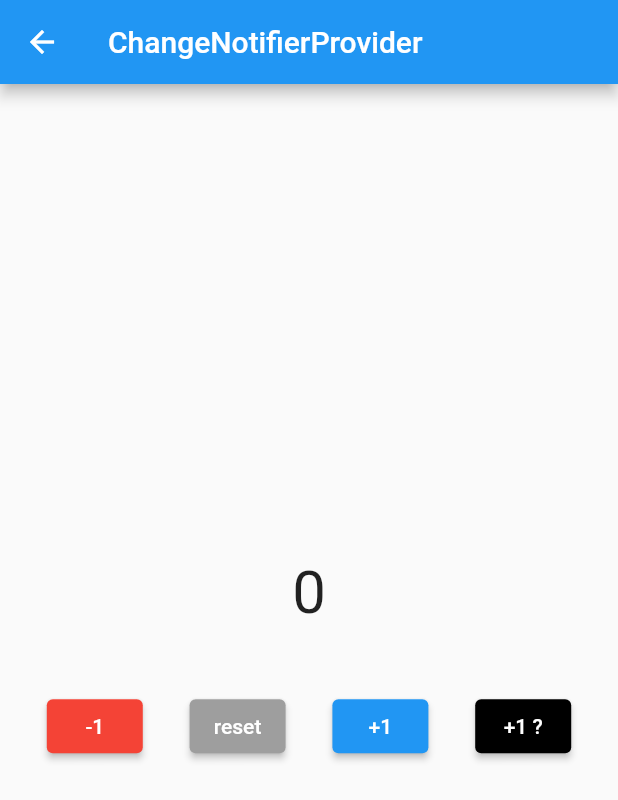
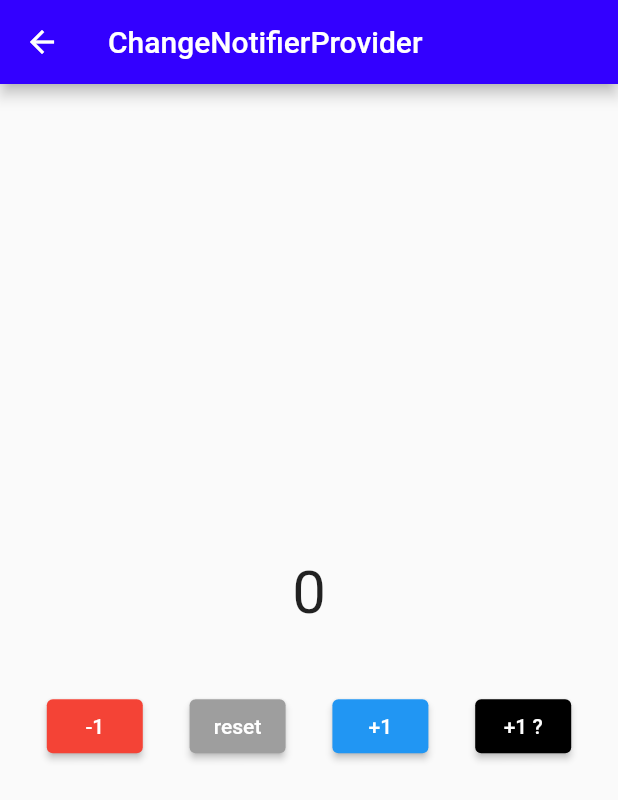
Before and after one commit to kurogoma-flutter/riverpod_demo, a Flutter app: the screen it shows after launch, after a tap on "ChangeNotifierProvider", on a phone screen of 412 x 824 dp. Shown: the top 800 px of the screen. Run offline on Flutter 3.47's test engine with Material 2 defaults, Android fonts, the phone set to English and light mode, and no system bars; our stand-ins replace cloud_firestore, firebase_core, flutter_riverpod; missing offline and left inert: cloud_firestore_web, firebase_core_web; accounts and stored records are empty; generated files the repository leaves out were written again; network calls fail.

Commit message:
theme設定

```diff
--- a/lib/main.dart
+++ b/lib/main.dart
@@ -7,6 +7,23 @@ import 'package:riverpod_demo/future/todo_future_page.dart';
 import 'change_notifier/counter_page.dart';
 import 'firebase_options.dart';
 import 'stream/todo_stream_page.dart';
+
+// primarySwatchをカスタムしたい場合
+const MaterialColor customSwatch = MaterialColor(
+  0xFF3300FF,
+  <int, Color>{
+    50: Color(0xFF3300FF),
+    100: Color(0xFF3300FF),
+    200: Color(0xFF3300FF),
+    300: Color(0xFF3300FF),
+    400: Color(0xFF3300FF),
+    500: Color(0xFF3300FF),
+    600: Color(0xFF3300FF),
+    700: Color(0xFF3300FF),
+    800: Color(0xFF3300FF),
+    900: Color(0xFF3300FF),
+  },
+);
 
 Future<void> main() async {
   WidgetsFlutterBinding.ensureInitialized();
@@ -25,7 +42,7 @@ class MyApp extends StatelessWidget {
     return MaterialApp(
       title: 'Flutter Demo',
       theme: ThemeData(
-        primarySwatch: Colors.blue,
+        primarySwatch: customSwatch,
       ),
       home: const MyHomePage(title: 'Flutter Demo Home Page'),
     );
@@ -44,14 +61,29 @@ class MyHomePage extends StatefulWidget {
 class _MyHomePageState extends State<MyHomePage> {
   @override
   Widget build(BuildContext context) {
+    Size size = MediaQuery.of(context).size;
+
     return Scaffold(
+      backgroundColor: const Color.fromARGB(255, 212, 252, 255),
       appBar: AppBar(
         title: const Text('Riverpodサンプル'),
       ),
-      body: Center(
+      body: Padding(
+        padding: EdgeInsets.symmetric(vertical: size.height * 0.15), // 上下30%の余白
+        child: Center(
           child: Column(
-          mainAxisAlignment: MainAxisAlignment.center,
+            mainAxisAlignment: MainAxisAlignment.spaceEvenly,
             children: <Widget>[
+              SizedBox(
+                height: size.height * 0.12,
+                width: size.height * 0.12, // 高さと合わせるため
+                child: ClipRRect(
+                  borderRadius: BorderRadius.circular(50),
+                  child: Image.network(
+                      'https://user-images.githubusercontent.com/67848399/177473238-cfe6333a-d8b0-4385-94d0-d5be87604394.png',
+                      fit: BoxFit.cover),
+                ),
+              ),
               ElevatedButton(
                 onPressed: () {
                   Navigator.of(context).push(
@@ -109,6 +141,7 @@ class _MyHomePageState extends State<MyHomePage> {
             ],
           ),
         ),
+      ),
     );
   }
 }
```
Lines whose indentation alone changed are shown as unchanged.
